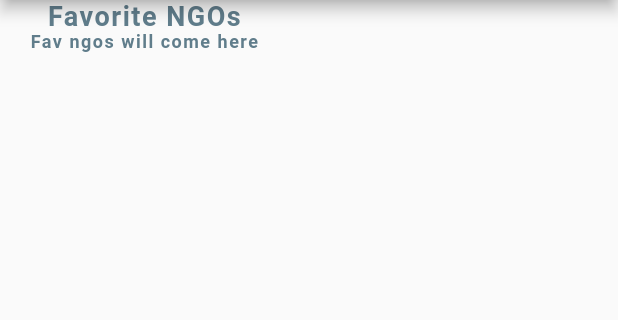
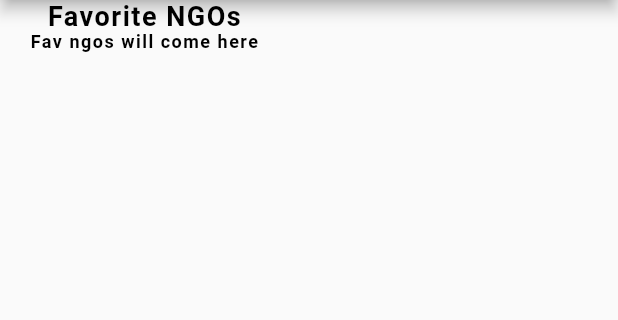
Before and after one commit to TrushaT/FreeFeed, a Flutter app: the screen it shows after launch, on a phone screen of 412 x 824 dp, the part 84-404 px from its top. Run offline on Flutter 3.47's test engine with Material 2 defaults, Android fonts, the phone set to English and light mode, and no system bars; our stand-ins replace cloud_firestore, firebase_auth, firebase_core, firebase_messaging, firebase_storage, geolocator and 2 more; accounts and stored records are empty; generated files the repository leaves out were written again.

Commit message:
home screen changes

```diff
--- a/FreeFeed/lib/screens/home_screen.dart
+++ b/FreeFeed/lib/screens/home_screen.dart
@@ -1,6 +1,6 @@
 import 'package:FreeFeed/screens/auth_screen.dart';
 import 'package:FreeFeed/screens/ngo.dart';
-import 'package:FreeFeed/widgets/favourite_ngos.dart';
+
 import 'package:flutter/material.dart';
 
 import 'package:firebase_auth/firebase_auth.dart';
@@ -50,7 +50,7 @@ class HomeScreen extends StatelessWidget {
                    Text(
                   'Favorite NGOs',
                   style: TextStyle(
-                    color: Colors.blueGrey,
+                    color: Colors.black,
                     fontSize: 18.0,
                     fontWeight: FontWeight.bold,
                     letterSpacing: 1.0,
@@ -59,18 +59,14 @@ class HomeScreen extends StatelessWidget {
                 Text(
                   'Fav ngos will come here',
                   style: TextStyle(
-                    color: Colors.blueGrey,
+                    color: Colors.black,
                     fontSize: 12.0,
                     fontWeight: FontWeight.bold,
                     letterSpacing: 1.0,
                   ),
                 ),
-
-
                 ],
-
-
-              ),
+                ),
 
             ),
 
```
